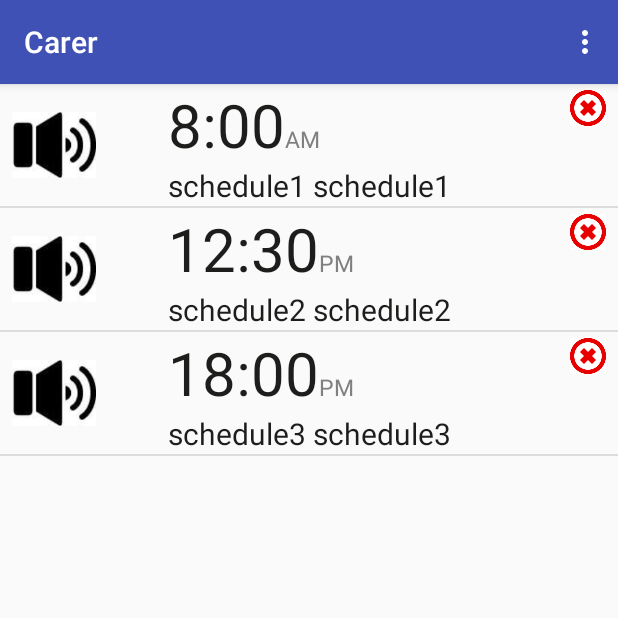
After one commit to Senyi/COMP90018-Mobile-Project, an Android app: the ScheduleActivity screen opened directly, with no data from a screen before it, on a phone screen of 412 x 824 dp, the top half of it. The commit adds this screen. Run offline under Robolectric (Android 15) with nearby library versions, the light colour scheme and no system bars.

Commit message:
Merge the medicine part

```diff
--- /dev/null
+++ b/app/src/main/java/com/olderlycare/mobile/olderlycare/ScheduleActivity.java
@@ -0,0 +1,142 @@
+package com.olderlycare.mobile.olderlycare;
+
+import android.app.AlarmManager;
+import android.app.PendingIntent;
+import android.app.TimePickerDialog;
+import android.content.Intent;
+import android.os.Bundle;
+import android.support.design.widget.FloatingActionButton;
+import android.support.design.widget.NavigationView;
+import android.support.design.widget.Snackbar;
+import android.support.v7.app.AppCompatActivity;
+import android.support.v7.widget.Toolbar;
+import android.util.Log;
+import android.view.Menu;
+import android.view.MenuItem;
+import android.view.View;
+import android.widget.Button;
+import android.widget.ListView;
+import android.widget.SimpleAdapter;
+import android.widget.TextView;
+import android.widget.TimePicker;
+import android.widget.Toast;
+
+import java.util.*;
+
+public class ScheduleActivity extends AppCompatActivity {
+
+    //    private String[] times = new String[]{"08:00","12:30","18:00"};
+//    private String[] ams = new String[]{"AM","PM","PM"};
+//    private String[] sches = new String[]{
+//            "schedule1 schedule1",
+//            "schedule2 schedule2",
+//            "schedule3 schedule3"};
+    private ArrayList<String> times = new ArrayList<String>();
+    private ArrayList<String> ams = new ArrayList<String>();;
+    private ArrayList<String> sches = new ArrayList<String>();;
+
+
+
+    protected void onCreate(Bundle savedInstanceState){
+        super.onCreate(savedInstanceState);
+        setContentView(R.layout.activity_schedule);
+        Toolbar toolbar = (Toolbar) findViewById(R.id.toolbar);
+        setSupportActionBar(toolbar);
+        initialContents();
+        Intent intent = getIntent();
+        if (intent.getStringExtra("time") != null)
+        {
+//            Toast.makeText(this, intent.getStringExtra("time"), Toast.LENGTH_SHORT).show();
+            times.add(intent.getStringExtra("time"));
+            ams.add(intent.getStringExtra("am"));
+            sches.add(intent.getStringExtra("sche"));
+            Log.d("myDebug_time",intent.getStringExtra("time"));
+            Log.d("myDebug_am",intent.getStringExtra("am"));
+            Log.d("myDebug_sche",intent.getStringExtra("sche"));
+        }
+        //Create the contents of the adapter
+        List<Map<String,Object>> listitem = new ArrayList<Map<String,Object>>();
+        for (int i=0; i < times.size(); i++){
+            Map<String,Object> showitem = new HashMap<String,Object>();
+            showitem.put("imgVoice",R.drawable.voice);
+            showitem.put("time",times.get(i));
+            showitem.put("am",ams.get(i));
+            showitem.put("sche",sches.get(i));
+            showitem.put("imgDel",R.drawable.delete);
+            listitem.add(showitem);
+        }
+
+        //Create the adapter
+        SimpleAdapter myAdapter = new SimpleAdapter(getApplicationContext(),listitem,
+                R.layout.list_item, new String[]{"imgVoice","time","am","sche","imgDel"},
+                new int[]{R.id.imgVoice,R.id.time,R.id.am,R.id.scheTxt,R.id.imgDel} );
+//        SimpleAdapter myAdapter = new SimpleAdapter(getApplicationContext(),listitem,
+//                R.layout.list_item, new String[]{"imgVoice","imgDel"},
+//                new int[]{R.id.imgVoice,R.id.imgDel} );
+        ListView listview = (ListView) findViewById(R.id.list_test);
+        listview.setAdapter(myAdapter);
+
+
+
+        NavigationView navi = (NavigationView)findViewById(R.id.navi_med);
+        navi.setNavigationItemSelectedListener(new NavigationView.OnNavigationItemSelectedListener() {
+
+            @Override
+            public boolean onNavigationItemSelected(MenuItem item) {
+                int itemId = item.getItemId();
+                switch (itemId){
+                    case R.id.nav_map:
+                        Intent intent_map = new Intent(ScheduleActivity.this, MapsActivity.class);
+                        startActivity(intent_map);
+                        break;
+                    case R.id.nav_medicine:
+//                        Intent intent_med = new Intent(ScheduleActivity.this, ScheduleActivity.class);
+//                        startActivity(intent_med);
+                        break;
+                    case R.id.weather:
+                        Intent intent_wea = new Intent(ScheduleActivity.this, WeatherActivity.class);
+                        startActivity(intent_wea);
+                        break;
+                }
+                return true;
+            }
+        });
+    }
+    @Override
+    public boolean onCreateOptionsMenu(Menu menu) {
+        // Inflate the menu; this adds items to the action bar if it is present.
+        getMenuInflater().inflate(R.menu.menu_main, menu);
+        return true;
+    }
+
+    @Override
+    public boolean onOptionsItemSelected(MenuItem item) {
+        // Handle action bar item clicks here. The action bar will
+        // automatically handle clicks on the Home/Up button, so long
+        // as you specify a parent activity in AndroidManifest.xml.
+        int id = item.getItemId();
+
+        //noinspection SimplifiableIfStatement
+        if (id == R.id.action_settings) {
+            Toast.makeText(this,"jump to schedule setting",Toast.LENGTH_SHORT).show();
+            Intent intent = new Intent(ScheduleActivity.this, ScheduleSettingActivity.class);
+            startActivity(intent);
+
+        }
+
+        return super.onOptionsItemSelected(item);
+    }
+    private void initialContents() {
+        times.add("8:00");
+        ams.add("AM");
+        sches.add("schedule1 schedule1");
+
+        times.add("12:30");
+        ams.add("PM");
+        sches.add("schedule2 schedule2");
+
+        times.add("18:00");
+        ams.add("PM");
+        sches.add("schedule3 schedule3");
+    }
+}
--- a/app/src/main/res/layout/activity_maps.xml
+++ b/app/src/main/res/layout/activity_maps.xml
@@ -43,6 +43,7 @@
     </RelativeLayout>
 
     <android.support.design.widget.NavigationView
+        android:id="@+id/navi_map"
         android:layout_width="wrap_content"
         android:layout_height="wrap_content"
         app:menu="@menu/navigation_menu"
--- /dev/null
+++ b/app/src/main/res/layout/activity_schedule.xml
@@ -0,0 +1,46 @@
+<?xml version="1.0" encoding="utf-8"?>
+
+
+<android.support.v4.widget.DrawerLayout xmlns:android="http://schemas.android.com/apk/res/android"
+    xmlns:app="http://schemas.android.com/apk/res-auto"
+    xmlns:tools="http://schemas.android.com/tools"
+    android:layout_width="match_parent"
+    android:layout_height="match_parent"
+    android:orientation="horizontal"
+    tools:context="com.olderlycare.mobile.olderlycare.ScheduleActivity"
+    >
+
+<android.support.design.widget.CoordinatorLayout
+    android:layout_width="match_parent"
+    android:layout_height="match_parent"
+    >
+
+    <android.support.design.widget.AppBarLayout
+        android:layout_width="match_parent"
+        android:layout_height="wrap_content"
+        android:theme="@style/AppTheme.AppBarOverlay">
+
+        <android.support.v7.widget.Toolbar
+            android:id="@+id/toolbar"
+            android:layout_width="match_parent"
+            android:layout_height="?attr/actionBarSize"
+            android:background="?attr/colorPrimary"
+            app:popupTheme="@style/AppTheme.PopupOverlay" />
+
+    </android.support.design.widget.AppBarLayout>
+
+    <include layout="@layout/content_schedule" />
+
+
+</android.support.design.widget.CoordinatorLayout>
+    <android.support.design.widget.NavigationView
+        android:id="@+id/navi_med"
+        android:layout_width="wrap_content"
+        android:layout_height="wrap_content"
+        app:menu="@menu/navigation_menu"
+        android:layout_gravity = "start">
+
+    </android.support.design.widget.NavigationView>
+
+
+</android.support.v4.widget.DrawerLayout>
--- /dev/null
+++ b/app/src/main/res/layout/content_schedule.xml
@@ -0,0 +1,53 @@
+<?xml version="1.0" encoding="utf-8"?>
+<LinearLayout xmlns:android="http://schemas.android.com/apk/res/android"
+    xmlns:app="http://schemas.android.com/apk/res-auto"
+    xmlns:tools="http://schemas.android.com/tools"
+    android:id = "@+id/schedule_layout"
+    android:layout_width="match_parent"
+    android:layout_height="match_parent"
+    android:orientation="vertical"
+    android:dividerPadding="10dp"
+    app:layout_behavior="@string/appbar_scrolling_view_behavior"
+    tools:context="com.olderlycare.mobile.olderlycare.ScheduleActivity"
+    tools:showIn="@layout/activity_schedule">
+    <ListView
+        android:id="@+id/list_test"
+        android:layout_height="match_parent"
+        android:layout_width="match_parent"/>
+    <!--
+    <TableRow>
+        <TextView />
+        <Button
+            android:layout_width="wrap_content"
+            android:layout_height="wrap_content"
+            android:text="登陆"/>
+        <Button
+            android:layout_width="wrap_content"
+            android:layout_height="wrap_content"
+            android:text="退出"/>
+        <TextView />
+    </TableRow>
+    <View
+        android:layout_width="match_parent"
+        android:layout_height="1px"
+        android:background="#000000" />
+    <TextView
+        android:layout_width="wrap_content"
+        android:layout_height="120px"
+        android:gravity="center_vertical|left"
+        android:text="12:00      Asprin * 1"></TextView>
+    <View
+        android:layout_width="match_parent"
+        android:layout_height="1px"
+        android:background="#000000" />
+    <TextView
+        android:layout_width="wrap_content"
+        android:layout_height="120px"
+        android:gravity="center_vertical|left"
+        android:text="18:00      Asprin * 1"></TextView>
+    <View
+        android:layout_width="match_parent"
+        android:layout_height="1px"
+        android:background="#000000" />
+    -->
+</LinearLayout>
--- /dev/null
+++ b/app/src/main/res/layout/list_item.xml
@@ -0,0 +1,90 @@
+<?xml version="1.0" encoding="utf-8"?>
+<LinearLayout xmlns:android="http://schemas.android.com/apk/res/android"
+    android:layout_width="match_parent"
+    android:layout_height="wrap_content"
+    android:orientation="horizontal">
+    <LinearLayout
+        android:layout_width="match_parent"
+        android:layout_height="match_parent"
+        android:layout_weight="1"
+        android:orientation="horizontal">
+        <ImageView
+            android:id = "@+id/imgVoice"
+            android:layout_width="64dp"
+            android:layout_height="64dp"
+            android:layout_gravity="left|center_vertical"
+            android:paddingLeft="8dp"/>
+
+    </LinearLayout>
+
+
+    <LinearLayout
+        android:layout_width="wrap_content"
+        android:layout_height="match_parent"
+        android:orientation="vertical">
+        <LinearLayout
+            android:layout_width="match_parent"
+            android:layout_height="wrap_content">
+            <TextView
+                android:id="@+id/time"
+                android:layout_width="wrap_content"
+                android:layout_height="wrap_content"
+                android:gravity="center_vertical|left"
+                android:textColor="#1D1D1C"
+                android:textSize="40sp"
+                />
+            <TextView
+                android:id="@+id/am"
+                android:layout_width="wrap_content"
+                android:layout_height="wrap_content"
+                android:gravity="center_vertical|left"
+                android:textColor="#808080"
+                android:textSize="15sp"/>
+        </LinearLayout>
+        <TextView
+            android:id="@+id/scheTxt"
+            android:layout_width="wrap_content"
+            android:layout_height="wrap_content"
+            android:textColor="#1D1D1C"
+            android:textSize="20sp"
+            />
+
+
+    </LinearLayout>
+
+    <LinearLayout
+        android:layout_width="match_parent"
+        android:layout_height="match_parent"
+        android:layout_weight="1"
+        android:orientation="vertical">
+    <ImageView
+            android:id = "@+id/imgDel"
+            android:layout_width="32dp"
+            android:layout_height="32dp"
+            android:layout_gravity="end|center_vertical"
+            android:paddingRight="8dp"/>
+    </LinearLayout>
+    <!--
+    <LinearLayout
+        android:layout_width="match_parent"
+        android:layout_height="wrap_content"
+        android:orientation="vertical">
+        <TextView
+            android:id="@+id/name"
+            android:layout_width="wrap_content"
+            android:layout_height="wrap_content"
+            android:paddingLeft="8dp"
+            android:textColor="#1D1D1C"
+            android:textSize="20sp"
+            />
+        <TextView
+            android:id="@+id/says"
+            android:layout_width="wrap_content"
+            android:layout_height="wrap_content"
+            android:paddingLeft="8px"
+            android:textColor="#B4B4B9"
+            android:textSize="14sp"
+            />
+    </LinearLayout>
+    -->
+</LinearLayout>
--- /dev/null
+++ b/app/src/main/res/menu/menu_main.xml
@@ -0,0 +1,10 @@
+<menu xmlns:android="http://schemas.android.com/apk/res/android"
+    xmlns:app="http://schemas.android.com/apk/res-auto"
+    xmlns:tools="http://schemas.android.com/tools"
+    tools:context="com.example.blacksugar.myapplication.MainActivity">
+    <item
+        android:id="@+id/action_settings"
+        android:orderInCategory="100"
+        android:title="@string/action_settings"
+        app:showAsAction="never" />
+</menu>
--- a/app/src/main/res/menu/navigation_menu.xml
+++ b/app/src/main/res/menu/navigation_menu.xml
@@ -10,7 +10,7 @@
         android:icon="@mipmap/icon_map"/>
 
     <item android:id="@+id/nav_medicine"
-        android:title="Safe go home"
+        android:title="Medicine"
         android:icon="@mipmap/icon_medicine"/>
 
     <item android:id="@+id/weather"
--- a/app/src/main/res/values/strings.xml
+++ b/app/src/main/res/values/strings.xml
@@ -76,4 +76,6 @@
     <string name="pref_title_vibrate">Vibrate</string>
     <string name="no_mark_place">THERE IS NO MARK PLACE</string>
     <string name="save_location">save location</string>
+
+    <string name="action_settings">Add new notification</string>
 </resources>
--- a/app/src/main/res/values/styles.xml
+++ b/app/src/main/res/values/styles.xml
@@ -7,5 +7,12 @@
         <item name="colorPrimaryDark">@color/colorPrimaryDark</item>
         <item name="colorAccent">@color/colorAccent</item>
     </style>
+    <style name="AppTheme.NoActionBar">
+        <item name="windowActionBar">false</item>
+        <item name="windowNoTitle">true</item>
+    </style>
 
+    <style name="AppTheme.AppBarOverlay" parent="ThemeOverlay.AppCompat.Dark.ActionBar" />
+
+    <style name="AppTheme.PopupOverlay" parent="ThemeOverlay.AppCompat.Light" />
 </resources>
```
Also changed, not shown: app/src/main/AndroidManifest.xml (+17 -1 lines), app/src/main/java/com/olderlycare/mobile/olderlycare/AlarmReceiver.java (+7 -6 lines), app/src/main/java/com/olderlycare/mobile/olderlycare/MapsActivity.java (+28 -0 lines), app/src/main/java/com/olderlycare/mobile/olderlycare/ScheduleSettingActivity.java (added, +137 -0 lines), app/src/main/java/com/olderlycare/mobile/olderlycare/WeatherActivity.java (+28 -0 lines), app/src/main/res/layout/activity_setting_sche.xml (added, +62 -0 lines), app/src/main/res/layout/activity_weather.xml (+25 -3 lines), app/src/main/res/drawable/delete.jpg (added), app/src/main/res/drawable/home.png, app/src/main/res/drawable/voice.jpg (added).
